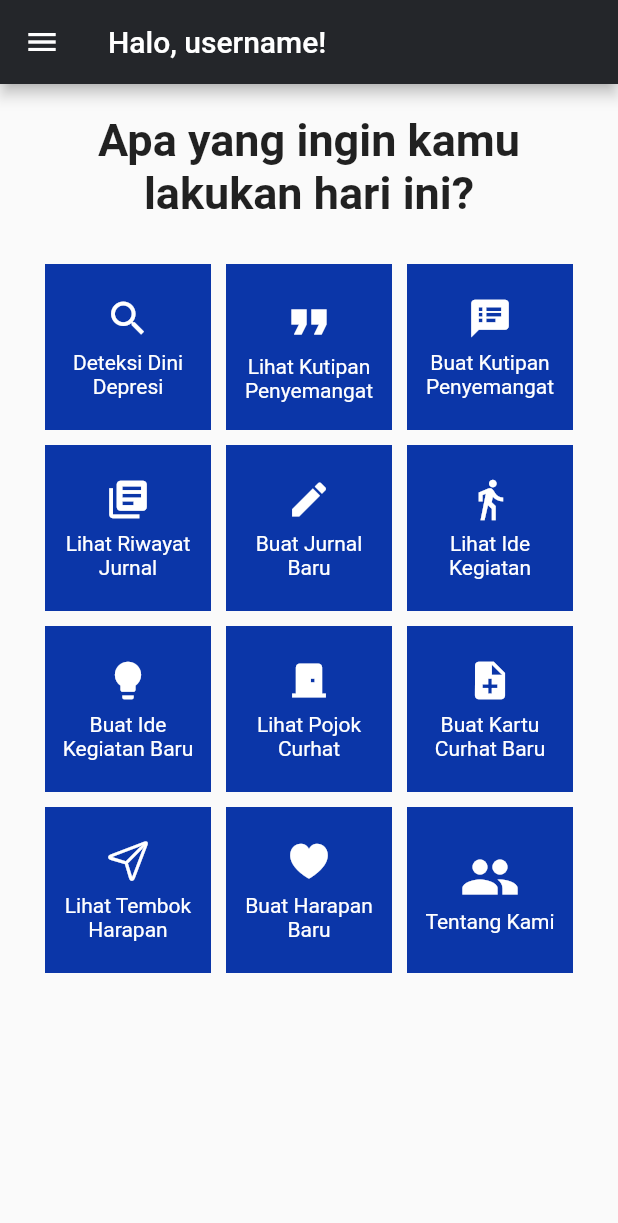
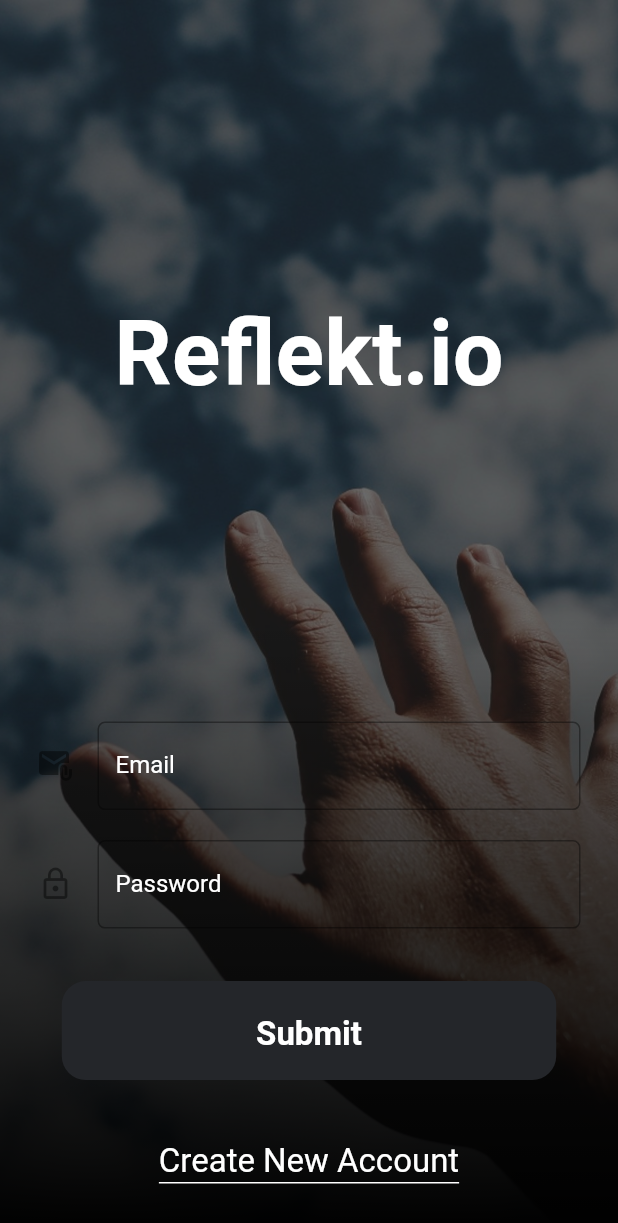
Before and after one commit to reflekt-io/echo-appcenter, a Flutter app: the screen it shows after launch, on a phone screen of 412 x 824 dp. Shown: the top 1223 px of the screen. Run offline on Flutter 3.47's test engine with Material 2 defaults, Android fonts, the phone set to English and light mode, and no system bars; our stand-ins replace multi_select_flutter.

Commit message:
UI login register
add login and register page

```diff
--- /dev/null
+++ b/lib/common/background_image.dart
@@ -0,0 +1,31 @@
+import 'package:flutter/material.dart';
+
+class BackgroundImage extends StatelessWidget {
+  const BackgroundImage({
+    Key? key,
+    required this.image,
+  }) : super(key: key);
+
+  final String image;
+
+  @override
+  Widget build(BuildContext context) {
+    return ShaderMask(
+      shaderCallback: (rect) => const LinearGradient(
+        begin: Alignment.bottomCenter,
+        end: Alignment.center,
+        colors: [Colors.black, Colors.transparent],
+      ).createShader(rect),
+      blendMode: BlendMode.darken,
+      child: Container(
+        decoration: BoxDecoration(
+          image: DecorationImage(
+            image: AssetImage(image),
+            fit: BoxFit.cover,
+            colorFilter: const ColorFilter.mode(Colors.black54, BlendMode.darken),
+          ),
+        ),
+      ),
+    );
+  }
+}
--- a/lib/main.dart
+++ b/lib/main.dart
@@ -1,6 +1,8 @@
 import 'package:flutter/material.dart';
 import 'package:echo/common/utils.dart';
 import 'package:echo/screens/home_page.dart';
+import 'package:echo/screens/create_new_account.dart';
+import 'package:echo/screens/login_screen.dart';
 import 'package:journal/screens/add_journal_page.dart';
 import 'package:journal/screens/journal_home_page.dart';
 
@@ -44,7 +46,7 @@ class MyApp extends StatelessWidget {
           primarySwatch: MaterialColor(0xFF24262A, themeColor),
         ),
         // home: (ke login screen intinya)
-        home: const HomePage(),
+        home: const LoginScreen(),
         navigatorObservers: [routeObserver],
         onGenerateRoute: (RouteSettings settings) {
           switch (settings.name) {
@@ -54,6 +56,10 @@ class MyApp extends StatelessWidget {
               return MaterialPageRoute(builder: (_) => const JournalHomePage());
             case AddJournalPage.ROUTE_NAME:
               return MaterialPageRoute(builder: (_) => const AddJournalPage());
+            case LoginScreen.ROUTE_NAME:
+              return MaterialPageRoute(builder: (_) => const LoginScreen());
+            case CreateNewAccount.ROUTE_NAME:
+              return MaterialPageRoute(builder: (_) => const CreateNewAccount());
             default:
               return MaterialPageRoute(
                 builder: (_) {
--- /dev/null
+++ b/lib/screens/login_screen.dart
@@ -0,0 +1,138 @@
+// ignore_for_file: constant_identifier_names
+
+import 'package:echo/common/background_image.dart';
+import 'package:echo/screens/create_new_account.dart';
+import 'package:flutter/material.dart';
+
+class LoginScreen extends StatefulWidget {
+  const LoginScreen({Key? key}) : super(key: key);
+  static const ROUTE_NAME = '/login';
+
+  @override
+  State<LoginScreen> createState() => _LoginScreenState();
+}
+
+class _LoginScreenState extends State<LoginScreen> {
+  final _formKey = GlobalKey<FormState>();
+
+  @override
+  Widget build(BuildContext context) {
+    Size size = MediaQuery.of(context).size;
+    return Form(
+      key: _formKey,
+      child: Stack(
+        children: [
+        const BackgroundImage(
+          image: 'assets/login_register_bg.jpg',
+        ),
+        Scaffold(
+          backgroundColor: Colors.transparent,
+
+          body: Column(
+            children: [
+              const Flexible(
+                child: Center(
+                  child: Text(
+                    'Reflekt.io',
+                    style: TextStyle(
+                        color: Colors.white,
+                        fontSize: 60,
+                        fontWeight: FontWeight.bold),
+                  ),
+                ),
+              ),
+              Column(
+                children: [
+                  Padding(
+                    padding: const EdgeInsets.symmetric(horizontal: 25.0, vertical: 10.0),
+                    child: TextFormField(
+                      decoration: InputDecoration(
+                        hintText: "contoh: Dummy@gmail.com",
+                        labelText: "Email",
+                        labelStyle: const TextStyle(color: Colors.white),
+                        icon: const Icon(Icons.attach_email),
+                        border: OutlineInputBorder(
+                          borderRadius: BorderRadius.circular(5.0)
+                        ),
+                      ),
+                      validator: (value) {
+                        if (value!.isEmpty) {
+                          return 'Email tidak boleh kosong';
+                        }
+                        return null;
+                      },
+                    ),
+                  ),
+
+                  Padding(
+                    padding: const EdgeInsets.symmetric(horizontal: 25.0, vertical: 10.0),
+                    child: TextFormField(
+                      obscureText: true,
+                      decoration: InputDecoration(
+                        hintText: "Masukkan Password",
+                        labelText: "Password",
+                        labelStyle: const TextStyle(color: Colors.white),
+                        icon: const Icon(Icons.lock_outline,),
+                        border: OutlineInputBorder(
+                          borderRadius: BorderRadius.circular(5.0),
+                        ),
+                      ),
+                      validator: (value) {
+                        if (value!.isEmpty) {
+                          return 'Password tidak boleh kosong';
+                        }
+                        return null;
+                      },
+                    ),
+                  ),
+
+                  const SizedBox(
+                    height: 25,
+                  ),
+
+                  Container(
+                    height: size.height * 0.08,
+                    width: size.width * 0.8,
+                    decoration: BoxDecoration(
+                      borderRadius: BorderRadius.circular(16),
+                      color: Color(0xFF24262A),
+                    ),
+                    child: FlatButton(
+                      onPressed: () {if (_formKey.currentState!.validate()) {}},
+                      child: const Text(
+                        'Submit',
+                        style: TextStyle(fontSize: 22, color: Colors.white, height: 1.5, fontWeight: FontWeight.bold),
+                      ),
+                    ),
+                  ),
+
+                  const SizedBox(
+                    height: 35,
+                  ),
+                ],
+              ),
+              GestureDetector(
+                onTap: () => Navigator.pushNamed(context, CreateNewAccount.ROUTE_NAME),
+                child: Container(
+                  child: const Text(
+                    'Create New Account',
+                    style: TextStyle(fontSize: 22, color: Colors.white, height: 1.5),
+                  ),
+                  decoration: const BoxDecoration(
+                    border:
+                      Border(bottom: BorderSide(width: 1, color: Colors.white)
+                    )
+                  ),
+                ),
+              ),
+              const SizedBox(
+                height: 35,
+              ),
+            ],
+          ),
+        )
+      ],
+      )
+    );
+  }
+}
--- a/pubspec.yaml
+++ b/pubspec.yaml
@@ -75,8 +75,8 @@ flutter:
   uses-material-design: true
 
   # To add assets to your application, add an assets section, like this:
-  # assets:
-  #   - images/a_dot_burr.jpeg
+  assets:
+    - assets/login_register_bg.jpg
   #   - images/a_dot_ham.jpeg
 
   # An image asset can refer to one or more resolution-specific "variants", see
```
Also changed, not shown: lib/screens/create_new_account.dart (added, +186 -0 lines), assets/login_register_bg.jpg (added).
